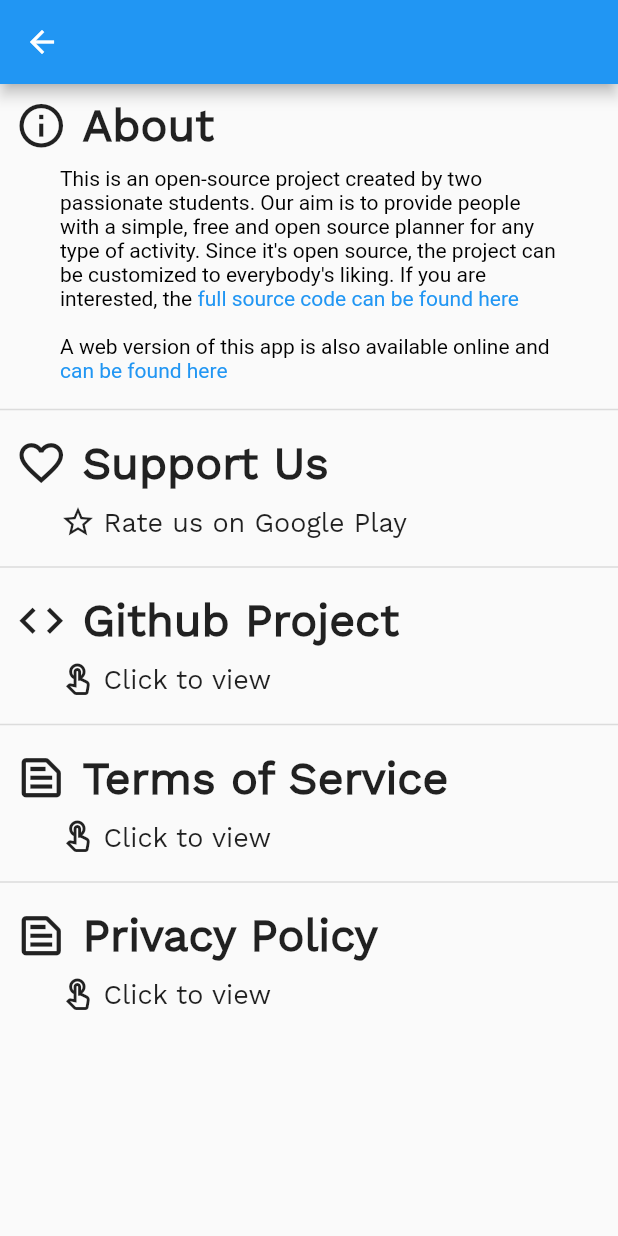
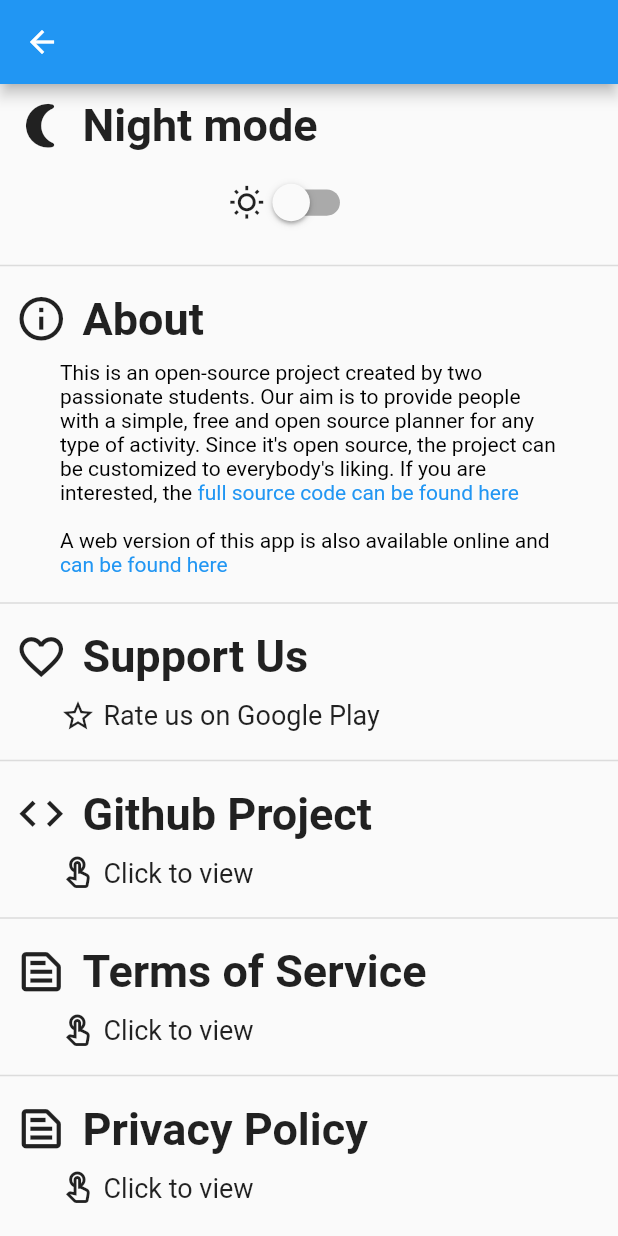
Before and after one commit to XDDK/LightPlan, a Flutter app: the SettingsPage screen opened by its route, on a phone screen of 412 x 824 dp. Run offline on Flutter 3.47's test engine with Material 2 defaults, Android fonts, the phone set to English and light mode, and no system bars; our stand-ins replace flutter_keyboard_visibility, hive, hive_flutter; accounts and stored records are empty; generated files the repository leaves out were written again.

Commit message:
dark mode + tutorial

```diff
--- a/lib/main.dart
+++ b/lib/main.dart
@@ -21,6 +21,7 @@
 import 'package:flutter/material.dart';
 import 'package:hive/hive.dart';
 import 'package:hive_flutter/hive_flutter.dart';
+import 'package:lighthouse_planner/theme_handler.dart';
 
 import 'models/task.dart';
 import 'route_generator.dart';
@@ -35,22 +36,24 @@ void main() async {
   runApp(MyApp());
 }
 
-class MyApp extends StatelessWidget {
+class MyApp extends StatefulWidget {
+  @override
+  _MyAppState createState() => _MyAppState();
+}
+
+class _MyAppState extends State<MyApp> {
+  ThemeHandler theme = ThemeHandler();
+
   @override
   Widget build(BuildContext context) {
     return MaterialApp(
       debugShowCheckedModeBanner: false,
       title: 'Lightplan',
-      theme: ThemeData(
-        primarySwatch: Colors.blue,
-        fontFamily: 'WorkSans',
-      ),
+      //theme: ,
       initialRoute: '/',
       routes: {
         '/': (_) => MainPage(),
-        // '/tasks': (_) => TasksPage(),
         '/settings': (_) => SettingsPage(),
-        // '/terms': (_) => TermsPage(),
       },
       onUnknownRoute: RouteGenerator.generateRoute,
       //* GenerateRoute is currently bugged and doesn't have browser history and doesn't pass route names to url
--- /dev/null
+++ b/lib/theme_handler.dart
@@ -0,0 +1,44 @@
+/*
+*    LightPlan is an open source app created with the intent of helping users keep track of tasks.
+*    Copyright (C) 2020-2021 LightPlan Team
+*
+*    This program is free software: you can redistribute it and/or modify
+*    it under the terms of the GNU General Public License as published by
+*    the Free Software Foundation, either version 3 of the License, or
+*    (at your option) any later version.
+*
+*    This program is distributed in the hope that it will be useful,
+*    but WITHOUT ANY WARRANTY; without even the implied warranty of
+*    MERCHANTABILITY or FITNESS FOR A PARTICULAR PURPOSE.  See the
+*    GNU General Public License for more details.
+*
+*    You should have received a copy of the GNU General Public License
+*    along with this program. If not, see https://www.gnu.org/licenses/.
+*
+*    Contact the authors at: contact@lightplanx.com
+*/
+
+import 'package:flutter/material.dart';
+
+class ThemeHandler with ChangeNotifier {
+  static bool isDarkTheme = false;
+
+  final ThemeData lightMode = ThemeData(
+    brightness: Brightness.light,
+    fontFamily: 'WorkSans',
+  );
+
+  final ThemeData darkMode = ThemeData(
+    brightness: Brightness.dark,
+    fontFamily: 'WorkSans',
+  );
+
+  ThemeData currTheme() {
+    return isDarkTheme ? darkMode : lightMode;
+  }
+
+  void switchTheme() {
+    isDarkTheme = !isDarkTheme;
+    notifyListeners();
+  }
+}
--- a/lib/ui/screens/main_page.dart
+++ b/lib/ui/screens/main_page.dart
@@ -21,6 +21,7 @@
 import 'package:flutter/material.dart';
 import 'package:hive/hive.dart';
 import 'package:lighthouse_planner/task_list_handler.dart';
+import 'package:lighthouse_planner/ui/screens/tutorial_page.dart';
 import 'package:provider/provider.dart';
 
 import '../../dao/task_dao_impl.dart';
--- a/lib/ui/screens/settings_page.dart
+++ b/lib/ui/screens/settings_page.dart
@@ -24,7 +24,14 @@ import 'package:url_launcher/url_launcher.dart';
 
 import '../widgets/my_container.dart';
 
-class SettingsPage extends StatelessWidget {
+class SettingsPage extends StatefulWidget {
+  @override
+  _SettingsPage createState() => _SettingsPage();
+}
+
+class _SettingsPage extends State<SettingsPage> {
+  bool isSwitched = false;
+
   @override
   Widget build(BuildContext context) {
     return SafeArea(
@@ -34,6 +41,34 @@ class SettingsPage extends StatelessWidget {
           child: Column(
             //mainAxisSize: MainAxisSize.min,
             children: [
+              _buildItem(
+                Icons.nightlight_round,
+                "Night mode",
+                Row(
+                  mainAxisAlignment: MainAxisAlignment.center,
+                  children: [
+                    AnimatedOpacity(
+                      duration: Duration(milliseconds: 500),
+                      opacity: isSwitched ? 0 : 1,
+                      child: Icon(Icons.wb_sunny_outlined)
+                    ),
+                    Transform.scale(
+                      scale: 1.25,
+                      child: Switch(
+                        onChanged: (e) => setState(() { isSwitched = !isSwitched; }),
+                        value: isSwitched,
+                      )
+                    ),
+                    AnimatedOpacity(
+                      duration: Duration(milliseconds: 500),
+                      opacity: isSwitched ? 1 : 0,
+                      child: Icon(Icons.nights_stay_outlined)
+                    ),
+                  ],
+                ),
+                context),
+              Divider(thickness: 1),
+
               _buildItem(
                 Icons.info_outline,
                 "About",
--- a/lib/ui/widgets/my_container.dart
+++ b/lib/ui/widgets/my_container.dart
@@ -57,6 +57,7 @@ class MyContainer extends StatefulWidget {
 
 class _MyContainer extends State<MyContainer> {
   Color finalColor;
+  //Theme.of(context);
 
   @override
   void initState() {
--- a/lib/ui/widgets/task/task_editor.dart
+++ b/lib/ui/widgets/task/task_editor.dart
@@ -249,7 +249,7 @@ class _TaskEditor extends State<TaskEditor> {
       visible: buildAddSubtask,
       child: MyContainer(
         radius: 5,
-        color: Colors.white,
+        color: Theme.of(context).cardColor,
         padding: EdgeInsets.all(5),
         margin: EdgeInsets.symmetric(vertical: 10),
         ripple: true,
@@ -263,7 +263,7 @@ class _TaskEditor extends State<TaskEditor> {
             Flexible(
               child: Text(
                 "CREATE A SUBTASK",
-                style: TextStyle(fontWeight: FontWeight.bold),
+                style: DefaultTextStyle.of(context).style.copyWith(fontWeight: FontWeight.bold),
               ),
             ),
             Icon(Icons.add),
--- a/lib/ui/widgets/task/task_popup.dart
+++ b/lib/ui/widgets/task/task_popup.dart
@@ -81,7 +81,7 @@ class _TaskDetailsContainer extends State<TaskPopup> {
             //* MediaQuery.of(context).viewInsets.bottom = 0 on mobile web
             margin:
                 EdgeInsets.fromLTRB(10, 10, 10, isKeyboardVisible ? 10 + MediaQuery.of(context).viewInsets.bottom : 10),
-            color: Colors.white,
+            color: Theme.of(context).cardColor,
             width: width < 800 ? (width - 20) * 0.8 : width * .3,
             child: Column(
               mainAxisSize: MainAxisSize.min,
--- a/lib/ui/widgets/tasktree/tasks_listview.dart
+++ b/lib/ui/widgets/tasktree/tasks_listview.dart
@@ -70,7 +70,7 @@ class _TasksListViewState extends State<TasksListView> {
             physics: treeRoots.length > 1 ? BouncingScrollPhysics() : NeverScrollableScrollPhysics(),
             itemBuilder: (context, index) {
               return MyContainer(
-                color: Colors.white,
+                color: Theme.of(context).cardColor,
                 margin: EdgeInsets.all(15),
                 padding: EdgeInsets.all(10),
                 shadowType: ShadowType.MEDIUM,
--- a/pubspec.yaml
+++ b/pubspec.yaml
@@ -51,6 +51,11 @@ flutter:
     - family: WorkSans
       fonts:
         - asset: fonts/WorkSans-Regular.ttf
+
+  assets:
+    - fonts/tutorial/tutorialP1.png
+    - fonts/tutorial/tutorialP2.png
+    - fonts/tutorial/tutorialP3.png
   # An image asset can refer to one or more resolution-specific "variants", see
   # https://flutter.dev/assets-and-images/#resolution-aware.
   # For details regarding adding assets from package dependencies, see
```
Also changed, not shown: lib/ui/screens/tutorial_page.dart (added, +40 -0 lines), lib/ui/widgets/tree_timer.dart (+9 -3 lines), fonts/tutorial/tutorialP1-min.png (added), fonts/tutorial/tutorialP2-min.png (added), fonts/tutorial/tutorialP3-min.png (added).
